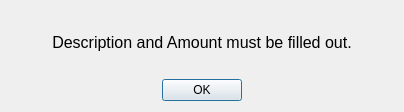
This is emptyTransaction_Dialog.ui in TechMcKay/FinanceTracker as Qt 5 draws it before an edit. The edited form follows.
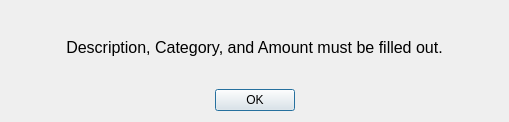
This is the edited form.

Patch:
```diff
--- a/emptyTransaction_Dialog.ui
+++ b/emptyTransaction_Dialog.ui
@@ -6,8 +6,8 @@
    <rect>
     <x>0</x>
     <y>0</y>
-    <width>404</width>
-    <height>112</height>
+    <width>509</width>
+    <height>122</height>
    </rect>
   </property>
   <property name="windowTitle">
@@ -28,7 +28,7 @@
       </font>
      </property>
      <property name="text">
-      <string>Description and Amount must be filled out.</string>
+      <string>Description, Category, and Amount must be filled out.</string>
      </property>
      <property name="alignment">
       <set>Qt::AlignCenter</set>
```
